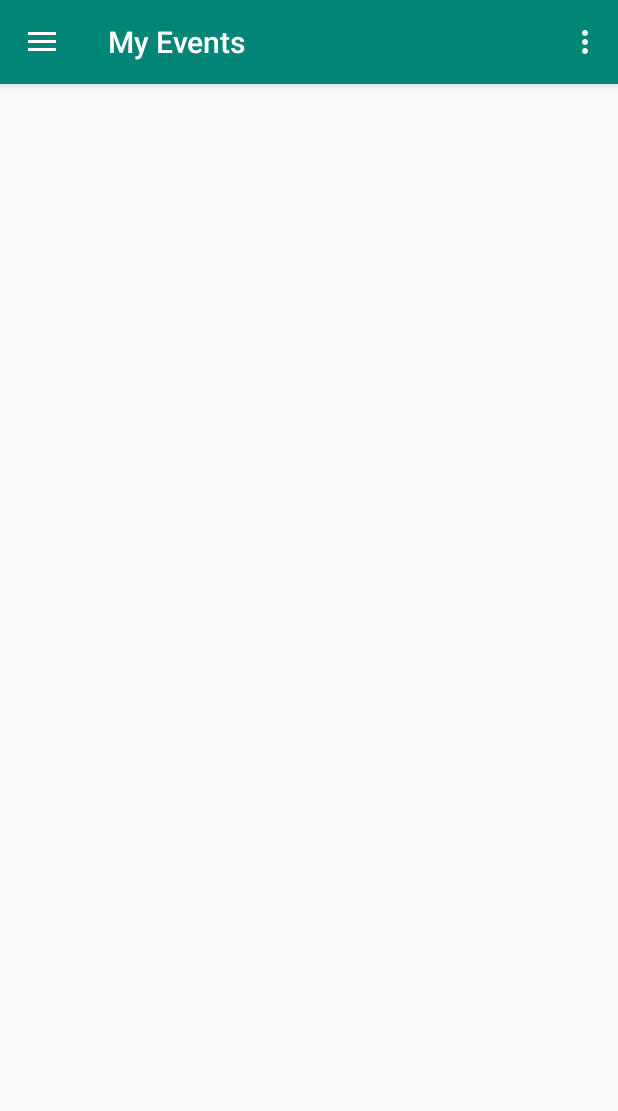
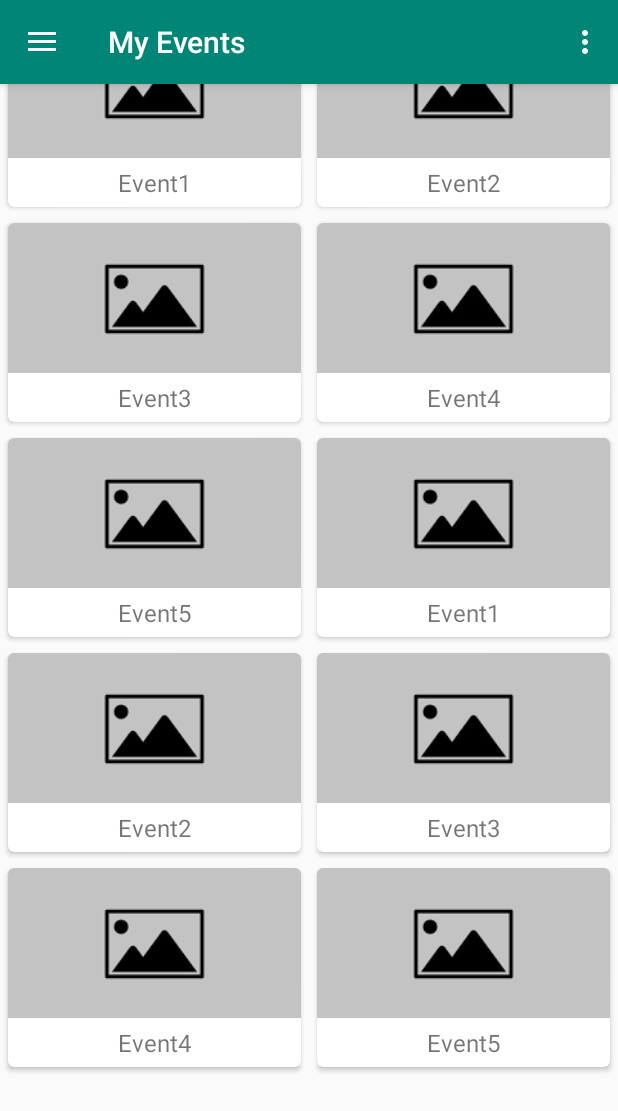
Before and after one commit to NancyLi0637/Conference-App, an Android app: the AnnouncementActivity screen opened directly, with no data from a screen before it, in the side drawer, after a tap on "My Events", on a phone screen of 412 x 824 dp. Shown: the top 1111 px of the screen. Run offline under Robolectric (Android 15) with nearby library versions, the phone set to English and light mode, and no system bars.

Commit message:
temporary complete version for Attendee Menu (before connecting to logic)

```diff
--- a/app/src/main/java/com/example/a207_demo/TempActivity.java
+++ b/app/src/main/java/com/example/a207_demo/TempActivity.java
@@ -33,10 +33,10 @@ public class TempActivity extends AppCompatActivity implements View.OnClickListe
                 startActivity(new Intent(TempActivity.this, EventActivity.class));
                 break;
             case R.id.btn_organizer:
-                startActivity(new Intent(TempActivity.this, OrganizerEventActivity.class));
+                //startActivity(new Intent(TempActivity.this, OrganizerEventActivity.class));
                 break;
             case R.id.btn_speaker:
-                startActivity(new Intent(TempActivity.this, SpeakerMyEventActivity.class));
+                //startActivity(new Intent(TempActivity.this, SpeakerMyEventActivity.class));
                 break;
         }
     }
--- a/app/src/main/java/com/example/a207_demo/eventSystem/AttendeeMyEventActivity.java
+++ b/app/src/main/java/com/example/a207_demo/eventSystem/AttendeeMyEventActivity.java
@@ -1,44 +1,56 @@
 package com.example.a207_demo.eventSystem;
 
-import android.os.Bundle;
-import android.view.Menu;
-import android.view.MenuItem;
+import androidx.recyclerview.widget.GridLayoutManager;
+import androidx.recyclerview.widget.RecyclerView;
 
-import com.example.a207_demo.utility.ActivityCollector;
 import com.example.a207_demo.R;
-import com.example.a207_demo.utility.SetUpActivity;
 
 import java.util.ArrayList;
 import java.util.List;
 
-public class AttendeeMyEventActivity extends SetUpActivity {
+/**
+ * Event activity of events attendee signed up for.
+ */
+public class AttendeeMyEventActivity extends EventActivity {
 
     //Todo: access Event Use case
     private List<Event> eventList = new ArrayList<>();
 
+    /**
+     * Set up the activity.
+     */
     @Override
-    protected void onCreate(Bundle savedInstanceState) {
-
-        super.onCreate(savedInstanceState);
-        setContentView(R.layout.activity_event);
-
-        init();
-
-        ActivityCollector.addActivity(this);
-    }
-
     public void init(){
         super.createActionBar();
         super.createNavView(this, R.id.nav_myEvents);
+        createEventMenu();
     }
 
-    public boolean onCreateOptionsMenu(Menu menu){
-        return super.onCreateOptionsMenu(menu);
+    protected void createEventMenu(){
+        initEvents();
+
+        RecyclerView recyclerView = findViewById(R.id.event_recycler_view);
+        GridLayoutManager layoutManager = new GridLayoutManager(this, 2);
+        recyclerView.setLayoutManager(layoutManager);
+        EventAdapter eventAdapter = new EventAdapter(this, eventList);
+        recyclerView.setAdapter(eventAdapter);
     }
 
-    public boolean onOptionsItemSelected(MenuItem item) {
-        return super.onOptionsItemSelected(item);
+    @Override
+    protected void initEvents(){
+        //Todo: generate event list of this attendee
+        for(int i = 0; i < 2; i++) {
+            Event event1 = new Event("Event1", "BF101", "", "13:00", R.drawable.default_image);
+            eventList.add(event1);
+            Event event2 = new Event("Event2", "TH305", "", "13:00", R.drawable.default_image);
+            eventList.add(event2);
+            Event event3 = new Event("Event3", "RC104", "", "13:00", R.drawable.default_image);
+            eventList.add(event3);
+            Event event4 = new Event("Event4", "RC507", "", "13:00", R.drawable.default_image);
+            eventList.add(event4);
+            Event event5 = new Event("Event5", "SU302", "", "13:00", R.drawable.default_image);
+            eventList.add(event5);
+        }
     }
 
-
 }
--- a/app/src/main/java/com/example/a207_demo/messageSystem/AnnouncementActivity.java
+++ b/app/src/main/java/com/example/a207_demo/messageSystem/AnnouncementActivity.java
@@ -1,8 +1,6 @@
 package com.example.a207_demo.messageSystem;
 
 import android.os.Bundle;
-import android.view.Menu;
-import android.view.MenuItem;
 
 import com.example.a207_demo.utility.ActivityCollector;
 import com.example.a207_demo.R;
@@ -27,12 +25,4 @@ public class AnnouncementActivity extends SetUpActivity {
         super.createNavView(this, R.id.nav_announcements);
     }
 
-    public boolean onCreateOptionsMenu(Menu menu){
-        return super.onCreateOptionsMenu(menu);
-    }
-
-    public boolean onOptionsItemSelected(MenuItem item) {
-        return super.onOptionsItemSelected(item);
-    }
-
 }
--- a/app/src/main/java/com/example/a207_demo/signupSystem/SignUpActivity.java
+++ b/app/src/main/java/com/example/a207_demo/signupSystem/SignUpActivity.java
@@ -58,8 +58,8 @@ public class SignUpActivity extends AppCompatActivity implements View.OnClickLis
                 if(!validEmail()){
                     //Todo: implement error message
                 }else{
+                    intent = new Intent(SignUpActivity.this, MainActivity.class);
                     setUpData();
-                    intent = new Intent(SignUpActivity.this, MainActivity.class);
                     startActivity(intent);
                 }
                 break;
@@ -95,6 +95,7 @@ public class SignUpActivity extends AppCompatActivity implements View.OnClickLis
         // Use getSelectedItem() to get the selected item in a spinner:
         String userTypeStr = String.valueOf(userType.getSelectedItem());
 
+        //Todo: initiate new Attendee object through manager
         //Todo: save data into database
     }
 
--- a/app/src/main/res/values/strings.xml
+++ b/app/src/main/res/values/strings.xml
@@ -4,7 +4,6 @@
     <string name="password">Password</string>
 
     <string name="signUp">Sign up</string>
-
     <string name="login">Login</string>
     <string name="signOut">Sign out</string>
     <string name="settings">Settings</string>
@@ -17,6 +16,7 @@
     <string name="firstname">First name</string>
     <string name="lastname">Last name</string>
     <string name="attendeeAcc">Attendee</string>
+    <string name="signUpEvent">Sign up</string>
 
     <string name="username">Nancie Lee</string>
     <string name="useremail">nancielee@gmail.com</string>
```
Also changed, not shown: app/src/main/java/com/example/a207_demo/contactSystem/ContactActivity.java (+16 -14 lines), app/src/main/java/com/example/a207_demo/eventSystem/AttendeeEventContentActivity.java (+35 -5 lines), app/src/main/java/com/example/a207_demo/eventSystem/EventActivity.java (+5 -26 lines), app/src/main/res/layout/activity_event_content.xml (+9 -0 lines).
